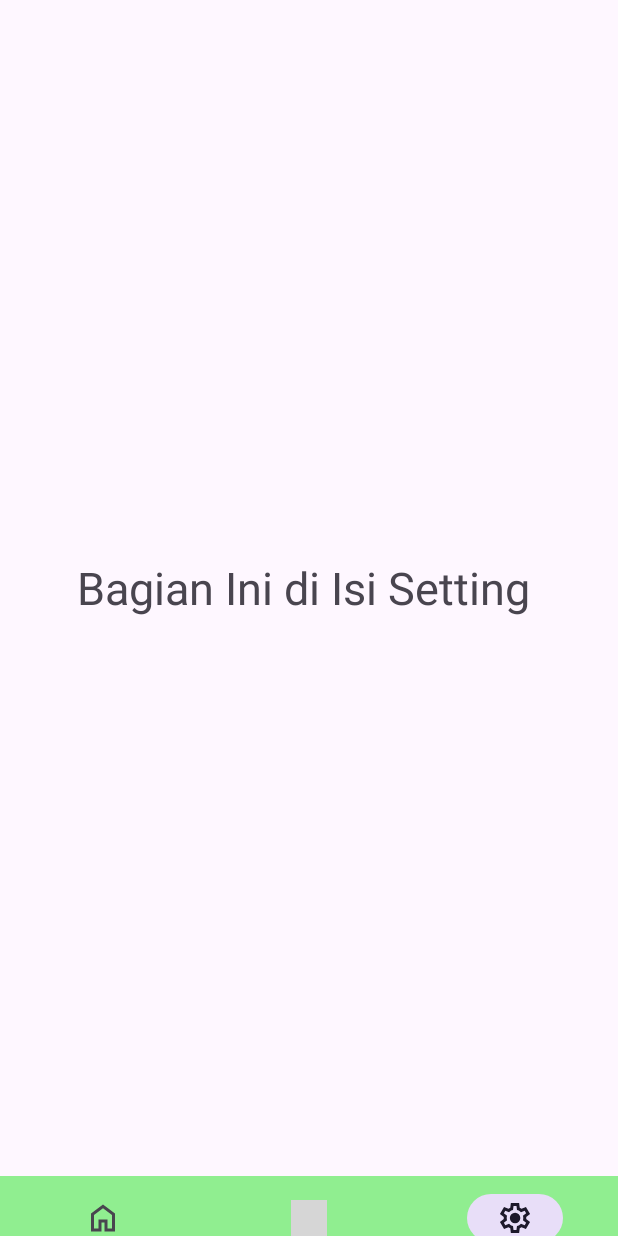
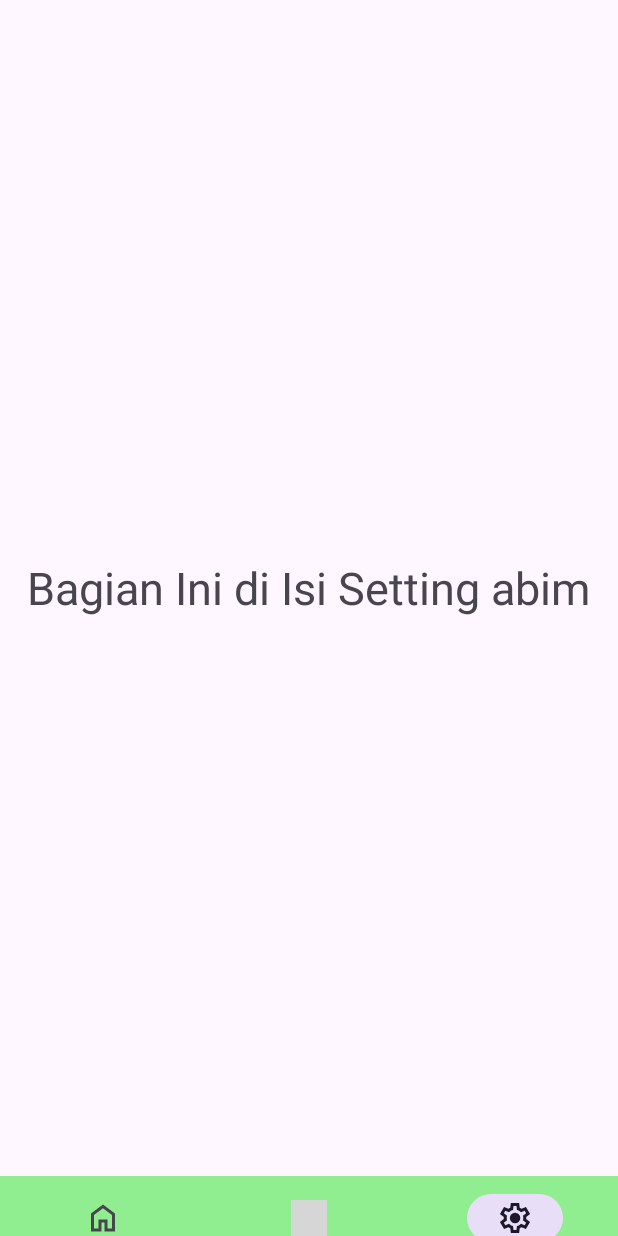
Before and after one commit to rubyabim/AgriEdu, an Android app: the screen it shows after launch (MainActivity), item 3 of the bottom bar chosen, on a phone screen of 412 x 824 dp. Run offline under Robolectric (Android 15) with nearby library versions, the phone set to English and light mode, and no system bars; grey boxes are pictures that could not be loaded.

```diff
--- a/app/src/main/res/layout/fragment_setting.xml
+++ b/app/src/main/res/layout/fragment_setting.xml
@@ -9,9 +9,9 @@
     <TextView
         android:layout_width="wrap_content"
         android:layout_height="wrap_content"
-        android:text="Bagian Ini di Isi Setting "
-        android:textSize="30dp"
-        android:layout_gravity="center"/>
+        android:layout_gravity="center"
+        android:text="Bagian Ini di Isi Setting abim"
+        android:textSize="30dp" />
 
 
 </FrameLayout>
```
